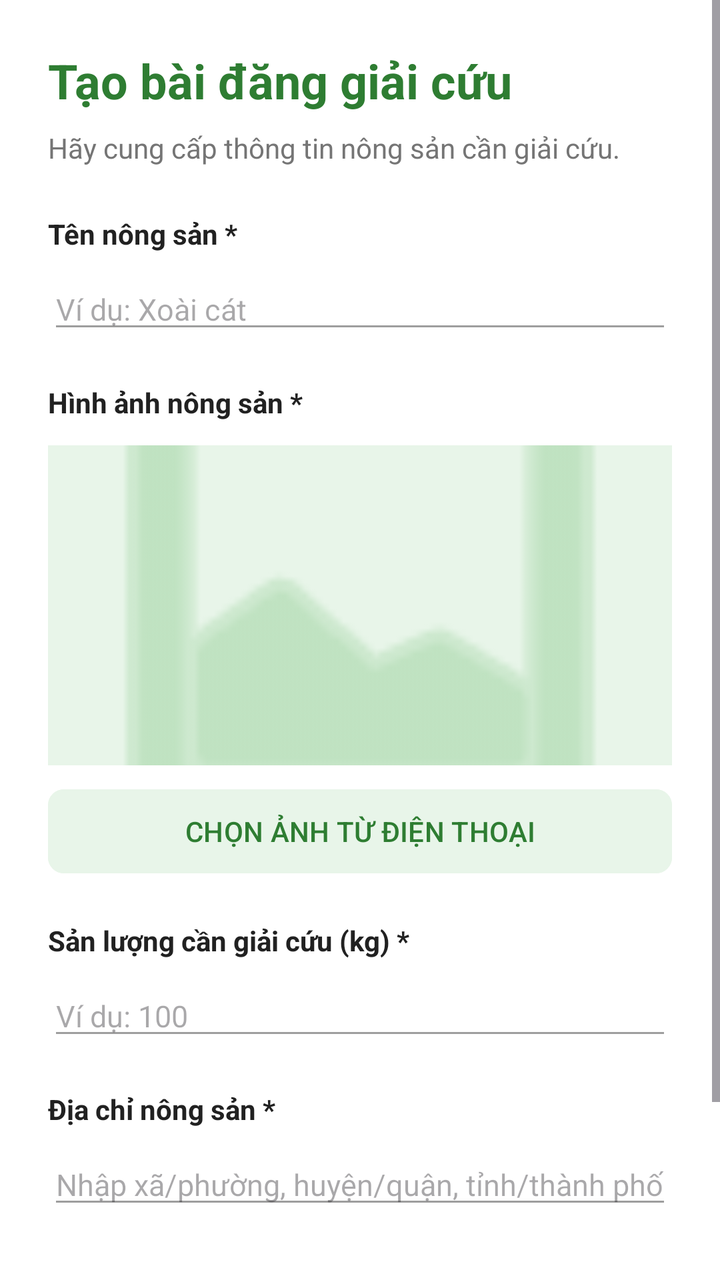
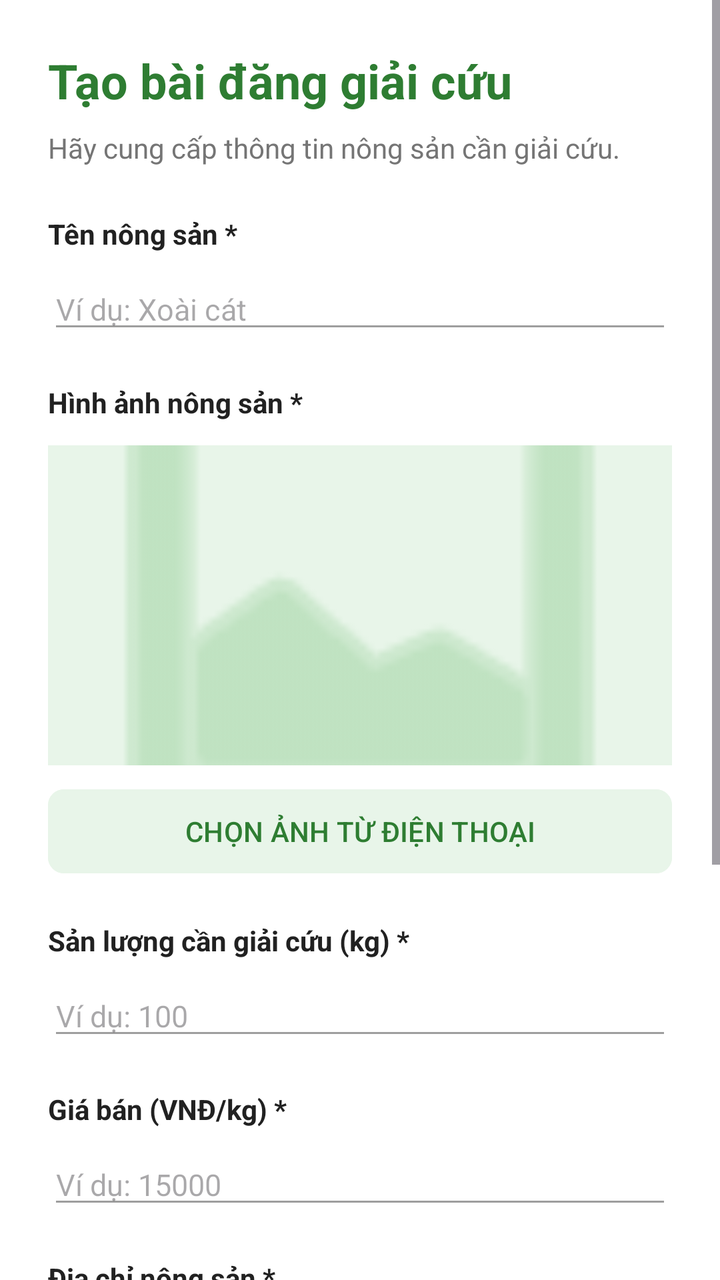

Two renders of the same Android screen: before a commit and after it. Below are the layout's source before the change and the commit's diff.
<!-- AndroidManifest.xml: application theme Theme.AgriFoodsHelper -->
<!-- res/layout/fragment_create_report.xml -->
<?xml version="1.0" encoding="utf-8"?>
<ScrollView xmlns:android="http://schemas.android.com/apk/res/android"
    xmlns:app="http://schemas.android.com/apk/res-auto"
    android:layout_width="match_parent"
    android:layout_height="match_parent"
    android:background="#FFFFFF"
    android:fillViewport="true">

    <LinearLayout
        android:layout_width="match_parent"
        android:layout_height="wrap_content"
        android:orientation="vertical"
        android:padding="24dp">

        
        <TextView
            android:layout_width="match_parent"
            android:layout_height="wrap_content"
            android:text="Tạo bài đăng giải cứu"
            android:textColor="#2E7D32"
            android:textSize="24sp"
            android:textStyle="bold" />

        <TextView
            android:layout_width="match_parent"
            android:layout_height="wrap_content"
            android:layout_marginTop="8dp"
            android:text="Hãy cung cấp thông tin nông sản cần giải cứu."
            android:textColor="#757575"
            android:textSize="14sp" />

        
        <TextView
            android:layout_width="wrap_content"
            android:layout_height="wrap_content"
            android:layout_marginTop="24dp"
            android:text="Tên nông sản *"
            android:textColor="#212121"
            android:textStyle="bold" />

        <EditText
            android:id="@+id/edtCampaignTitle"
            android:layout_width="match_parent"
            android:layout_height="wrap_content"
            android:layout_marginTop="8dp"
            android:backgroundTint="#9E9E9E"
            android:hint="Ví dụ: Xoài cát"
            android:inputType="text"
            android:textSize="15sp" />

        
        <TextView
            android:layout_width="wrap_content"
            android:layout_height="wrap_content"
            android:layout_marginTop="20dp"
            android:text="Hình ảnh nông sản *"
            android:textColor="#212121"
            android:textStyle="bold" />

        <ImageView
            android:id="@+id/imgCampaignPhoto"
            android:layout_width="match_parent"
            android:layout_height="160dp"
            android:layout_marginTop="12dp"
            android:background="#E8F5E9"
            android:scaleType="centerCrop"
            android:src="@android:drawable/ic_menu_gallery"
            app:tint="#A5D6A7" />

        <com.google.android.material.button.MaterialButton
            android:id="@+id/btnPickImage"
            android:layout_width="match_parent"
            android:layout_height="50dp"
            android:layout_marginTop="8dp"
            android:backgroundTint="#E8F5E9"
            android:text="CHỌN ẢNH TỪ ĐIỆN THOẠI"
            android:textColor="#2E7D32"
            app:cornerRadius="8dp"
            app:elevation="0dp" />

        
        <TextView
            android:layout_width="wrap_content"
            android:layout_height="wrap_content"
            android:layout_marginTop="20dp"
            android:text="Sản lượng cần giải cứu (kg) *"
            android:textColor="#212121"
            android:textStyle="bold" />

        <EditText
            android:id="@+id/edtCampaignQuantity"
            android:layout_width="match_parent"
            android:layout_height="wrap_content"
            android:layout_marginTop="8dp"
            android:backgroundTint="#9E9E9E"
            android:hint="Ví dụ: 100"
            android:inputType="numberDecimal"
            android:textSize="15sp" />

        
        <TextView
            android:layout_width="wrap_content"
            android:layout_height="wrap_content"
            android:layout_marginTop="20dp"
            android:text="Địa chỉ nông sản *"
            android:textColor="#212121"
            android:textStyle="bold" />

        <EditText
            android:id="@+id/edtCampaignAddress"
            android:layout_width="match_parent"
            android:layout_height="wrap_content"
            android:layout_marginTop="8dp"
            android:backgroundTint="#9E9E9E"
            android:hint="Nhập xã/phường, huyện/quận, tỉnh/thành phố"
            android:inputType="textPostalAddress"
            android:textSize="15sp" />

        
        <com.google.android.material.button.MaterialButton
            android:id="@+id/btnSubmitCampaign"
            android:layout_width="match_parent"
            android:layout_height="54dp"
            android:layout_marginTop="32dp"
            android:layout_marginBottom="24dp"
            android:backgroundTint="#2E7D32"
            android:text="Gửi yêu cầu giải cứu"
            android:textColor="#FFFFFF"
            android:textSize="16sp"
            android:textStyle="bold"
            app:cornerRadius="8dp" />

    </LinearLayout>
</ScrollView>
<!-- resources referenced by this layout -->
<resources>
  <style name="Theme.AgriFoodsHelper" parent="Base.Theme.AgriFoodsHelper" />
  <style name="Base.Theme.AgriFoodsHelper" parent="Theme.Material3.DayNight.NoActionBar">
          
      </style>
</resources>

<!-- the commit's change to res/layout/fragment_create_report.xml (unified diff, before → after) -->
@@ -102,6 +102,25 @@
             android:layout_width="wrap_content"
             android:layout_height="wrap_content"
             android:layout_marginTop="20dp"
+            android:text="Giá bán (VNĐ/kg) *"
+            android:textColor="#212121"
+            android:textStyle="bold" />
+
+        <EditText
+            android:id="@+id/edtCampaignPrice"
+            android:layout_width="match_parent"
+            android:layout_height="wrap_content"
+            android:layout_marginTop="8dp"
+            android:backgroundTint="#9E9E9E"
+            android:hint="Ví dụ: 15000"
+            android:inputType="number"
+            android:textSize="15sp" />
+
+        
+        <TextView
+            android:layout_width="wrap_content"
+            android:layout_height="wrap_content"
+            android:layout_marginTop="20dp"
             android:text="Địa chỉ nông sản *"
             android:textColor="#212121"
             android:textStyle="bold" />
@@ -114,6 +133,27 @@
             android:backgroundTint="#9E9E9E"
             android:hint="Nhập xã/phường, huyện/quận, tỉnh/thành phố"
             android:inputType="textPostalAddress"
+            android:textSize="15sp" />
+
+        
+        <TextView
+            android:layout_width="wrap_content"
+            android:layout_height="wrap_content"
+            android:layout_marginTop="20dp"
+            android:text="Mô tả chi tiết"
+            android:textColor="#212121"
+            android:textStyle="bold" />
+
+        <EditText
+            android:id="@+id/edtCampaignDetail"
+            android:layout_width="match_parent"
+            android:layout_height="wrap_content"
+            android:layout_marginTop="8dp"
+            android:backgroundTint="#9E9E9E"
+            android:hint="Tình trạng nông sản, khó khăn gặp phải..."
+            android:inputType="textMultiLine"
+            android:minLines="3"
+            android:gravity="top|start"
             android:textSize="15sp" />
 
         
